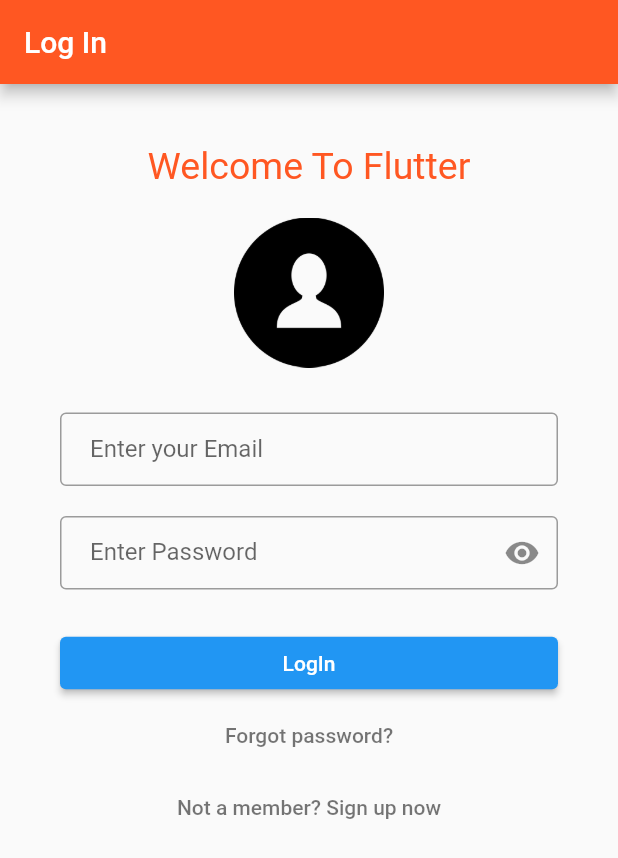
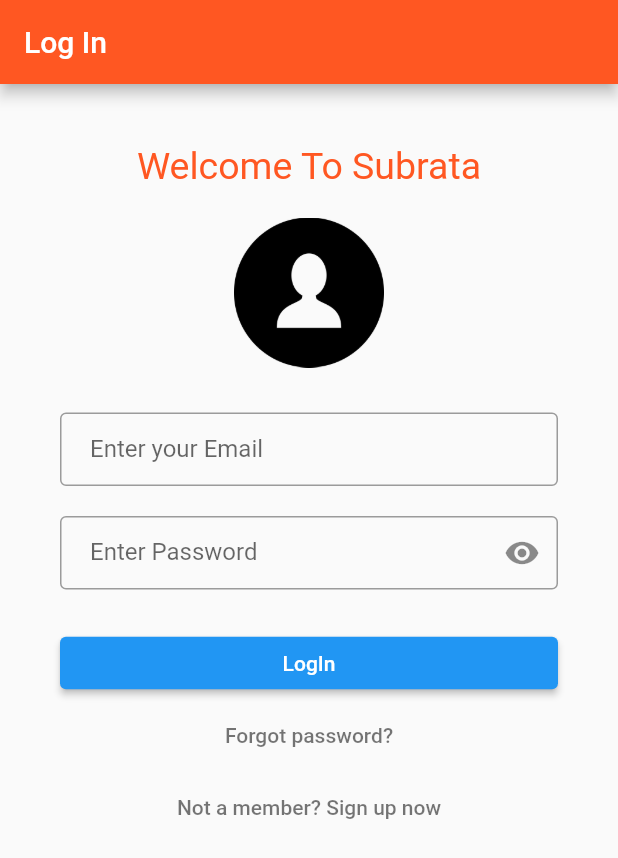
Before and after one commit to subrata48/flutter_login, a Flutter app: the screen it shows after launch, on a phone screen of 412 x 824 dp. Shown: the top 858 px of the screen. Run offline on Flutter 3.47's test engine with Material 2 defaults, Android fonts, the phone set to English and light mode, and no system bars; our stand-ins replace toast; Roboto replaces fonts that are missing (Hind, Montserrat).

Commit message:
chaged text to subrata

```diff
--- a/lib/main.dart
+++ b/lib/main.dart
@@ -88,7 +88,9 @@ class MyHomePage extends StatelessWidget {
         title: Text(title),
       ),
       body: SingleChildScrollView(
-        child: MyCustomForm(),
+        child: MyCustomForm(
+
+        ),
       ),
       // body: MyCustomForm(),
 //      floatingActionButton: Theme(
@@ -136,7 +138,7 @@ class MyCustomFormState extends State<MyCustomForm> {
             new Center(
               //margin: const EdgeInsets.only(left: 40),
               child: new Text(
-                'Welcome To Flutter ',
+                'Welcome To Subrata ',
                 textAlign: TextAlign.center,
                 style: new TextStyle(color: Colors.deepOrange, fontSize: 25.0),
               ),
```
